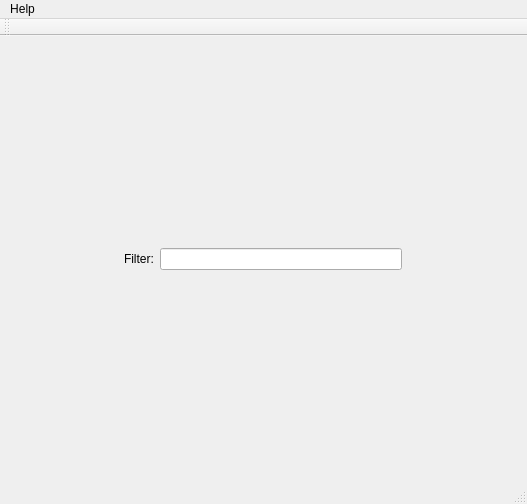
Before: the Qt Designer form src/gui/MainWindow.ui in loganek/gst-creator, drawn with Qt 5.
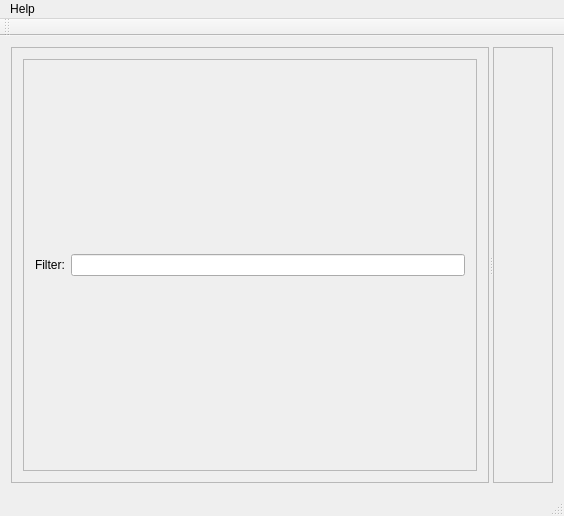
After: the same form once the commit is applied.

Commit message: fixed view (added qsplitter)

Patch:
```diff
--- a/src/gui/MainWindow.ui
+++ b/src/gui/MainWindow.ui
@@ -6,8 +6,8 @@
    <rect>
     <x>0</x>
     <y>0</y>
-    <width>527</width>
-    <height>504</height>
+    <width>564</width>
+    <height>516</height>
    </rect>
   </property>
   <property name="windowTitle">
@@ -16,24 +16,27 @@
   <widget class="QWidget" name="centralWidget">
    <layout class="QGridLayout" name="gridLayout">
     <item row="0" column="0">
-     <layout class="QHBoxLayout" name="mainVerticalLayout">
-      <item>
-       <widget class="QFrame" name="frameVertical">
-        <property name="minimumSize">
-         <size>
-          <width>0</width>
-          <height>0</height>
-         </size>
-        </property>
-        <property name="maximumSize">
-         <size>
-          <width>300</width>
-          <height>16777215</height>
-         </size>
+     <widget class="QSplitter" name="splitter">
+      <property name="orientation">
+       <enum>Qt::Horizontal</enum>
+      </property>
+      <widget class="QFrame" name="objectInspectorFrame">
+       <property name="frameShape">
+        <enum>QFrame::StyledPanel</enum>
+       </property>
+       <property name="frameShadow">
+        <enum>QFrame::Raised</enum>
         </property>
         <layout class="QVBoxLayout" name="verticalLayout">
          <item>
-          <layout class="QHBoxLayout" name="horizontalLayout" stretch="0,0">
+         <widget class="QFrame" name="frame_2">
+          <property name="frameShape">
+           <enum>QFrame::StyledPanel</enum>
+          </property>
+          <property name="frameShadow">
+           <enum>QFrame::Raised</enum>
+          </property>
+          <layout class="QHBoxLayout" name="horizontalLayout">
            <item>
             <widget class="QLabel" name="label">
              <property name="text">
@@ -45,11 +48,20 @@
             <widget class="QLineEdit" name="factoryFilterEdit"/>
            </item>
           </layout>
-         </item>
-        </layout>
        </widget>
       </item>
      </layout>
+      </widget>
+      <widget class="QFrame" name="rightFrame">
+       <property name="frameShape">
+        <enum>QFrame::StyledPanel</enum>
+       </property>
+       <property name="frameShadow">
+        <enum>QFrame::Raised</enum>
+       </property>
+       <layout class="QGridLayout" name="gridLayout_2"/>
+      </widget>
+     </widget>
     </item>
    </layout>
   </widget>
@@ -58,7 +70,7 @@
     <rect>
      <x>0</x>
      <y>0</y>
-     <width>527</width>
+     <width>564</width>
      <height>19</height>
     </rect>
    </property>
```
Lines whose indentation alone changed are shown as unchanged. The commit also changes 2 other files.
